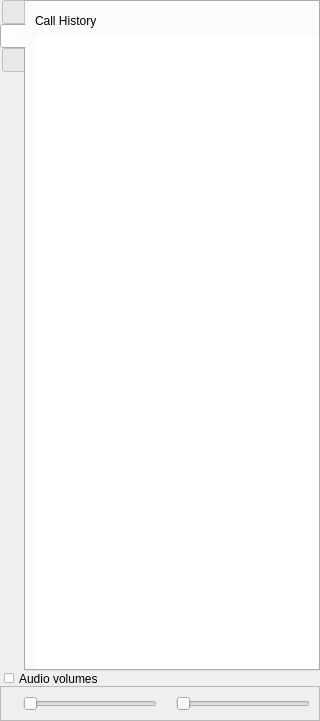
First picture: the form in src/tools/customwidgets/calldialog_base.ui, repository AlekSi/Jabbin, before the edit.
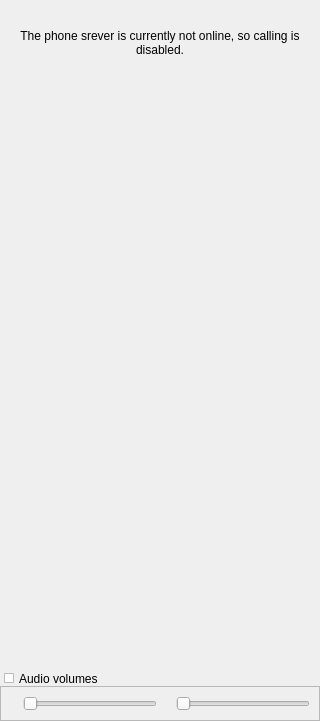
Second picture: the form after the edit. Icons and pictures are not drawn. Custom widgets are drawn as their Qt base class.

Commit message: - phone server options removed - reacting to phone presence

```diff
--- a/src/tools/customwidgets/calldialog_base.ui
+++ b/src/tools/customwidgets/calldialog_base.ui
@@ -24,7 +24,7 @@
    <item>
     <widget class="QStackedWidget" name="stacked">
      <property name="currentIndex">
-      <number>0</number>
+      <number>3</number>
      </property>
      <widget class="QWidget" name="pageDialpad">
       <layout class="QVBoxLayout" name="verticalLayout_2">
@@ -480,6 +480,49 @@
        </item>
       </layout>
      </widget>
+     <widget class="QWidget" name="pageError">
+      <layout class="QVBoxLayout" name="verticalLayout_10">
+       <item>
+        <widget class="QLabel" name="label_2">
+         <property name="text">
+          <string/>
+         </property>
+         <property name="pixmap">
+          <pixmap resource="customwidgets.qrc">:/customwidgets/data/options/notifications.png</pixmap>
+         </property>
+         <property name="alignment">
+          <set>Qt::AlignCenter</set>
+         </property>
+        </widget>
+       </item>
+       <item>
+        <widget class="QLabel" name="label">
+         <property name="text">
+          <string>The phone srever is currently not online, so calling is disabled.</string>
+         </property>
+         <property name="alignment">
+          <set>Qt::AlignCenter</set>
+         </property>
+         <property name="wordWrap">
+          <bool>true</bool>
+         </property>
+        </widget>
+       </item>
+       <item>
+        <spacer name="verticalSpacer_5">
+         <property name="orientation">
+          <enum>Qt::Vertical</enum>
+         </property>
+         <property name="sizeHint" stdset="0">
+          <size>
+           <width>20</width>
+           <height>554</height>
+          </size>
+         </property>
+        </spacer>
+       </item>
+      </layout>
+     </widget>
     </widget>
    </item>
    <item>
```
The commit also changes 12 other files.
